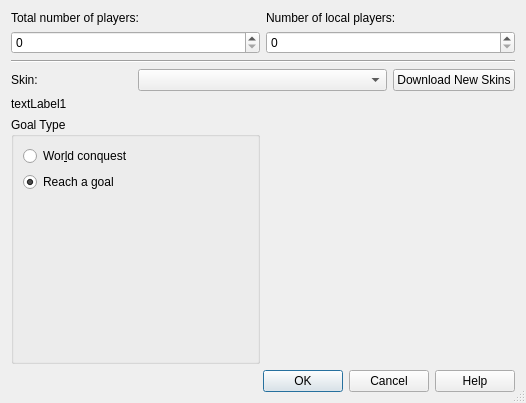
Above: ksirk/Dialogs/newGameDialog.ui from KDE/ksirk before the change. Below: the same form after it.
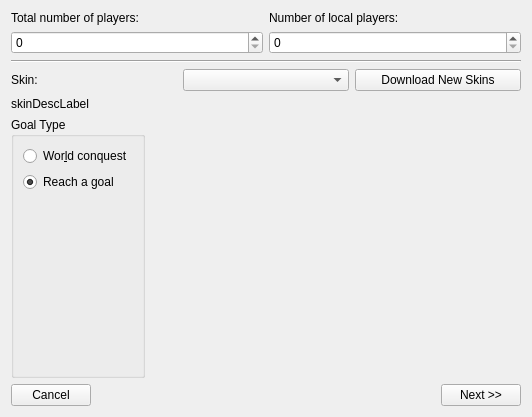
That is the form after the change. Icons and pictures are not drawn. Custom widgets are drawn as their Qt base class.

Commit message: First step towards implementing previous/next in new game

```diff
--- a/ksirk/Dialogs/newGameDialog.ui
+++ b/ksirk/Dialogs/newGameDialog.ui
@@ -2,42 +2,42 @@
  <author>Gaël de Chalendar &lt;kleag@free.fr></author>
  <comment>Enables to choose the number of players and the game skin used</comment>
  <class>NewGameDialog</class>
- <widget class="QDialog" name="NewGameDialog" >
-  <property name="geometry" >
+ <widget class="QWidget" name="NewGameDialog">
+  <property name="geometry">
    <rect>
     <x>0</x>
     <y>0</y>
-    <width>526</width>
-    <height>403</height>
+    <width>532</width>
+    <height>417</height>
    </rect>
   </property>
-  <property name="windowTitle" >
+  <property name="windowTitle">
    <string>Ksirk - New game properties</string>
   </property>
-  <property name="sizeGripEnabled" >
+  <property name="sizeGripEnabled" stdset="0">
    <bool>true</bool>
   </property>
-  <layout class="QGridLayout" name="gridLayout" >
-   <item row="0" column="0" colspan="4" >
-    <layout class="QHBoxLayout" name="horizontalLayout" >
+  <layout class="QVBoxLayout" name="verticalLayout_3">
      <item>
-      <layout class="QVBoxLayout" name="verticalLayout_2" >
+    <layout class="QHBoxLayout" name="horizontalLayout">
        <item>
-        <widget class="QLabel" name="textLabel1" >
-         <property name="text" >
+      <layout class="QVBoxLayout" name="verticalLayout_2">
+       <item>
+        <widget class="QLabel" name="textLabel1">
+         <property name="text">
           <string>Total number of players:</string>
          </property>
-         <property name="wordWrap" >
+         <property name="wordWrap">
           <bool>false</bool>
          </property>
         </widget>
        </item>
        <item>
-        <widget class="KIntSpinBox" name="playersNumberEntry" >
-         <property name="toolTip" >
+        <widget class="KIntSpinBox" name="playersNumberEntry">
+         <property name="toolTip">
           <string>Spin this to choose the number of players.</string>
          </property>
-         <property name="whatsThis" >
+         <property name="whatsThis">
           <string>A spin box to choose the number of players</string>
          </property>
         </widget>
@@ -45,118 +45,124 @@
       </layout>
      </item>
      <item>
-      <layout class="QVBoxLayout" name="verticalLayout" >
+      <layout class="QVBoxLayout" name="verticalLayout">
        <item>
-        <widget class="QLabel" name="localPlayersNumberLabel" >
-         <property name="text" >
+        <widget class="QLabel" name="localPlayersNumberLabel">
+         <property name="text">
           <string>Number of local players:</string>
          </property>
         </widget>
        </item>
        <item>
-        <widget class="KIntSpinBox" name="localPlayersNumberEntry" />
+        <widget class="KIntSpinBox" name="localPlayersNumberEntry"/>
        </item>
       </layout>
      </item>
     </layout>
    </item>
-   <item row="1" column="0" colspan="4" >
-    <widget class="Line" name="line1" >
-     <property name="frameShape" >
+   <item>
+    <widget class="Line" name="line1">
+     <property name="frameShape">
       <enum>QFrame::HLine</enum>
      </property>
-     <property name="frameShadow" >
+     <property name="frameShadow">
       <enum>QFrame::Sunken</enum>
      </property>
-     <property name="orientation" >
+     <property name="orientation">
       <enum>Qt::Horizontal</enum>
      </property>
     </widget>
    </item>
-   <item row="2" column="0" >
-    <widget class="QLabel" name="textLabel2" >
-     <property name="text" >
+   <item>
+    <layout class="QHBoxLayout" name="horizontalLayout_4">
+     <item>
+      <widget class="QLabel" name="textLabel2">
+       <property name="text">
       <string>Skin:</string>
      </property>
-     <property name="wordWrap" >
+       <property name="wordWrap">
       <bool>false</bool>
      </property>
     </widget>
    </item>
-   <item row="2" column="1" colspan="2" >
-    <widget class="QComboBox" name="skinCombo" >
-     <property name="toolTip" >
+     <item>
+      <widget class="QComboBox" name="skinCombo">
+       <property name="toolTip">
       <string>Choose the skin (map, nationalities, etc.) to use for this game.</string>
      </property>
-     <property name="whatsThis" >
+       <property name="whatsThis">
       <string>A combo listing all the available skins.</string>
      </property>
     </widget>
    </item>
-   <item row="2" column="3" >
-    <widget class="KPushButton" name="ghnsbutton" >
-     <property name="text" >
+     <item>
+      <widget class="KPushButton" name="ghnsbutton">
+       <property name="text">
       <string>Download New Skins</string>
      </property>
     </widget>
    </item>
-   <item row="3" column="0" colspan="4" >
-    <widget class="QLabel" name="skinDescLabel" >
-     <property name="text" >
-      <string>textLabel1</string>
+    </layout>
+   </item>
+   <item>
+    <widget class="QLabel" name="skinDescLabel">
+     <property name="text">
+      <string>skinDescLabel</string>
      </property>
-     <property name="alignment" >
+     <property name="alignment">
       <set>Qt::AlignVCenter</set>
      </property>
-     <property name="wordWrap" >
+     <property name="wordWrap">
       <bool>false</bool>
      </property>
     </widget>
    </item>
-   <item row="4" column="0" colspan="2" >
-    <widget class="QGroupBox" name="goalGroup" >
-     <property name="title" >
+   <item>
+    <layout class="QHBoxLayout" name="horizontalLayout_3">
+     <item>
+      <widget class="QGroupBox" name="goalGroup">
+       <property name="title">
       <string>Goal Type</string>
      </property>
-     <layout class="QVBoxLayout" >
+       <layout class="QVBoxLayout">
       <item>
-       <widget class="QRadioButton" name="radioWorld" >
-        <property name="toolTip" >
+         <widget class="QRadioButton" name="radioWorld">
+          <property name="toolTip">
          <string>Choose this for players to have to conquer all the world to win.</string>
         </property>
-        <property name="whatsThis" >
+          <property name="whatsThis">
          <string>In this mode, a player will have to conquer all the world to win.</string>
         </property>
-        <property name="text" >
+          <property name="text">
          <string>Wor&amp;ld conquest</string>
         </property>
        </widget>
       </item>
       <item>
-       <widget class="QRadioButton" name="radioGoal" >
-        <property name="toolTip" >
+         <widget class="QRadioButton" name="radioGoal">
+          <property name="toolTip">
          <string>Choose this to have a goal assigned to each player.</string>
         </property>
-        <property name="whatsThis" >
+          <property name="whatsThis">
          <string>In this mode, a goal will be assigned to each player, which he will have to reach in order to win.</string>
         </property>
-        <property name="text" >
+          <property name="text">
          <string>Reach a goal</string>
         </property>
-        <property name="shortcut" >
+          <property name="shortcut">
          <string/>
         </property>
-        <property name="checked" >
+          <property name="checked">
          <bool>true</bool>
         </property>
        </widget>
       </item>
       <item>
        <spacer>
-        <property name="orientation" >
+          <property name="orientation">
          <enum>Qt::Vertical</enum>
         </property>
-        <property name="sizeHint" stdset="0" >
+          <property name="sizeHint" stdset="0">
          <size>
           <width>20</width>
           <height>40</height>
@@ -167,40 +173,64 @@
      </layout>
     </widget>
    </item>
-   <item row="4" column="2" colspan="2" >
-    <widget class="QLabel" name="skinSnapshotPixmap" >
-     <property name="sizePolicy" >
-      <sizepolicy vsizetype="Expanding" hsizetype="Expanding" >
+     <item>
+      <widget class="QLabel" name="skinSnapshotPixmap">
+       <property name="sizePolicy">
+        <sizepolicy hsizetype="Expanding" vsizetype="Expanding">
        <horstretch>0</horstretch>
        <verstretch>0</verstretch>
       </sizepolicy>
      </property>
-     <property name="pixmap" >
+       <property name="text">
+        <string/>
+       </property>
+       <property name="pixmap">
       <pixmap/>
      </property>
-     <property name="scaledContents" >
+       <property name="scaledContents">
       <bool>true</bool>
      </property>
-     <property name="wordWrap" >
+       <property name="wordWrap">
       <bool>false</bool>
      </property>
     </widget>
    </item>
-   <item row="5" column="0" colspan="4" >
-    <widget class="KDialogButtonBox" name="buttonbox" >
-     <property name="standardButtons" >
-      <set>QDialogButtonBox::Cancel|QDialogButtonBox::Help|QDialogButtonBox::Ok</set>
-     </property>
-    </widget>
+    </layout>
+   </item>
+   <item>
+    <layout class="QHBoxLayout" name="horizontalLayout_2">
+     <item>
+      <widget class="KPushButton" name="cancelButton">
+       <property name="text">
+        <string>Cancel</string>
+       </property>
+      </widget>
+     </item>
+     <item>
+      <spacer name="horizontalSpacer">
+       <property name="orientation">
+        <enum>Qt::Horizontal</enum>
+       </property>
+       <property name="sizeHint" stdset="0">
+        <size>
+         <width>40</width>
+         <height>20</height>
+        </size>
+       </property>
+      </spacer>
+     </item>
+     <item>
+      <widget class="KPushButton" name="nextButton">
+       <property name="text">
+        <string>Next &gt;&gt;</string>
+       </property>
+      </widget>
+     </item>
+    </layout>
    </item>
   </layout>
  </widget>
  <customwidgets>
-  <customwidget>
-   <class>KDialogButtonBox</class>
-   <extends>QDialogButtonBox</extends>
-   <header>kdialogbuttonbox.h</header>
-  </customwidget>
   <customwidget>
    <class>KIntSpinBox</class>
    <extends>QSpinBox</extends>
```
Left out of the diff: 5 changed lines with no effect on the pictures. Lines whose indentation alone changed are shown as unchanged. The commit also changes 24 other files.
